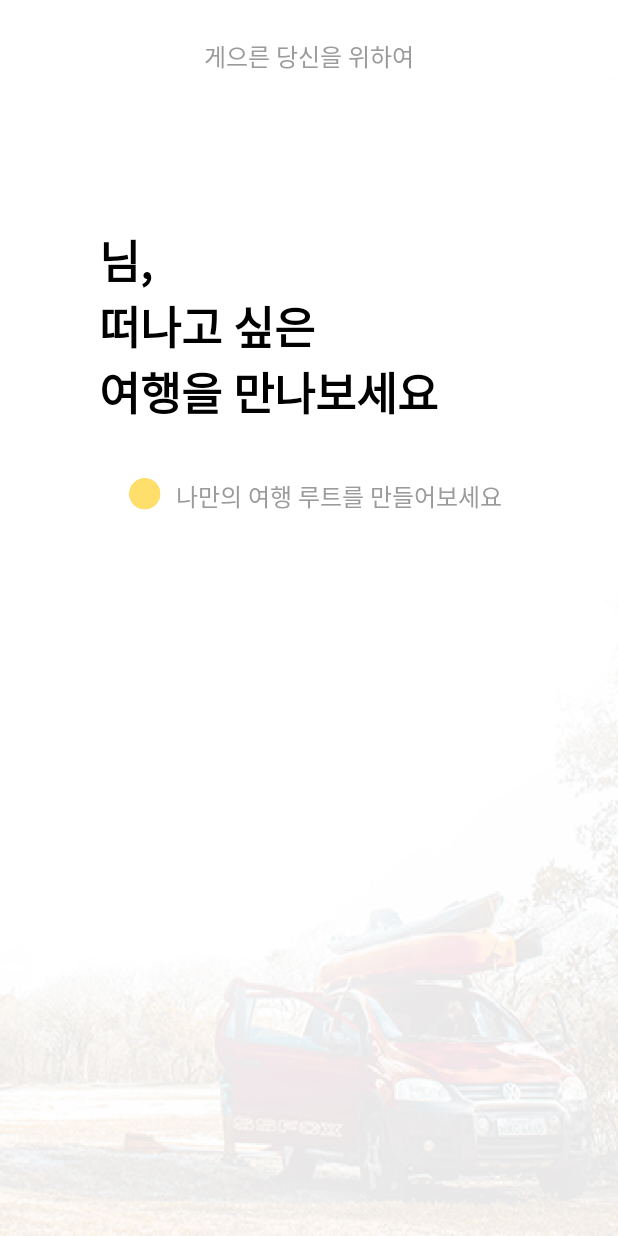
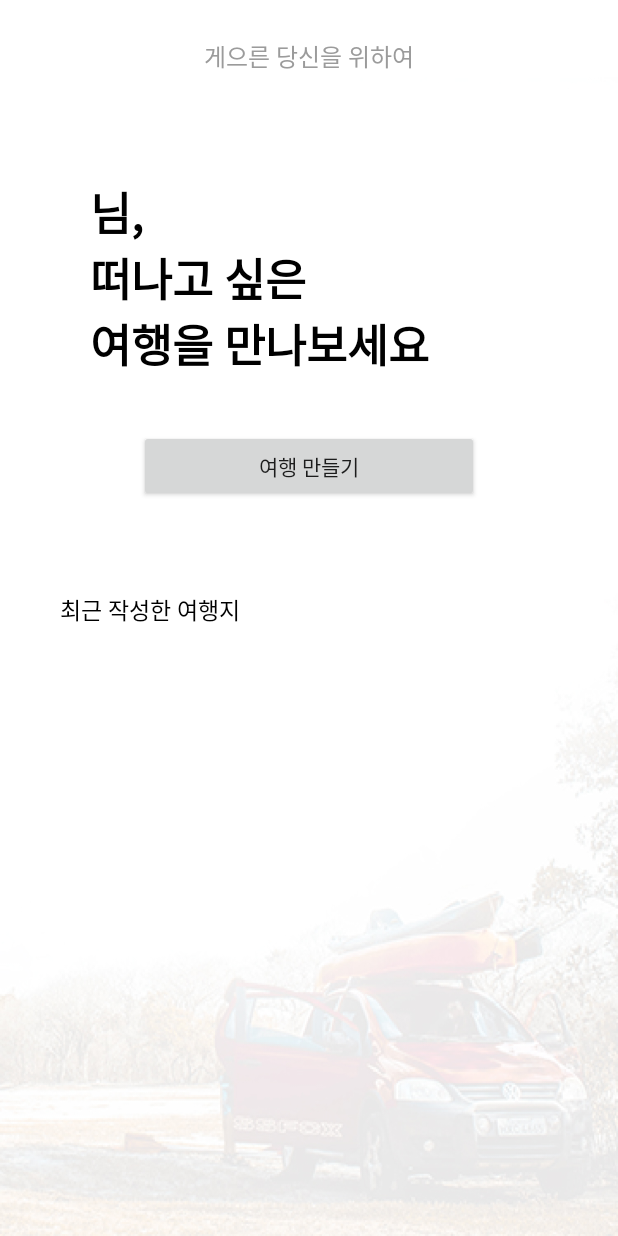
Before and after one commit to ohdoking/lazyTripperRemakeAndroid, an Android app: the layout activity_home.xml on its own in the app's theme, with its tools: preview values and no code run, on a phone screen of 412 x 824 dp. Run offline under Robolectric (Android 15) with nearby library versions, the phone set to English and light mode, and no system bars; Roboto replaces fonts that are not available here.

Commit message:
메인화면 수정, 날짜 정하는 거함

```diff
--- a/app/src/main/res/layout/activity_home.xml
+++ b/app/src/main/res/layout/activity_home.xml
@@ -26,40 +26,34 @@
         android:id="@+id/textView2"
         android:lines="4"
         android:textAlignment="inherit"
-        android:layout_marginTop="102dp"
+        android:layout_marginTop="70dp"
         android:textSize="30sp"
-        android:layout_marginLeft="66dp"
-        android:layout_marginRight="65dp"
+        android:layout_marginLeft="60dp"
+        android:layout_marginRight="60dp"
         android:textStyle="bold"
         android:textColor="#000000" />
 
-    <LinearLayout
-        android:id="@+id/nextPageBtn"
-        android:orientation="horizontal"
-        android:layout_width="match_parent"
+    <Button
+        android:id="@+id/btnMakeRoot"
+        android:layout_width="wrap_content"
         android:layout_height="wrap_content"
-        android:layout_marginLeft="20dp"
-        android:layout_marginRight="20dp">
-        <ImageView
-            android:layout_width="wrap_content"
-            android:layout_height="wrap_content"
-            app:srcCompat="@drawable/round_icon"
-            android:id="@+id/imageView"
-            android:layout_marginBottom="20dp"
-            android:layout_marginLeft="66dp" />
-        <TextView
-            android:text="나만의 여행 루트를 만들어보세요"
-            android:layout_width="wrap_content"
-            android:layout_height="wrap_content"
-            android:textSize="16sp"
-            android:id="@+id/textView3"
-            android:textAlignment="textStart"
-            android:layout_marginLeft="10dp"
-            android:textColor="#9b9b9b"
-            android:layout_marginBottom="20dp"
-            />
+        android:layout_gravity="center"
+        android:paddingLeft="80dp"
+        android:paddingRight="80dp"
+        android:layout_marginLeft="50dp"
+        android:layout_marginRight="50dp"
+        android:text="여행 만들기" />
+
+    <TextView
+        android:layout_width="wrap_content"
+        android:layout_height="wrap_content"
+        android:layout_marginLeft="40dp"
+        android:layout_marginRight="50dp"
+        android:layout_marginTop="60dp"
+        android:text="최근 작성한 여행지"
+        android:textAlignment="inherit"
+        android:textColor="#000000"
+        android:textSize="15sp" />
 
 
-    </LinearLayout>
-
 </LinearLayout>
--- a/build.gradle
+++ b/build.gradle
@@ -6,7 +6,7 @@ buildscript {
         mavenCentral()
     }
     dependencies {
-        classpath 'com.android.tools.build:gradle:2.3.0'
+        classpath 'com.android.tools.build:gradle:2.3.3'
         classpath 'com.google.gms:google-services:3.0.0'
 
         // NOTE: Do not place your application dependencies here; they belong
```
Also changed, not shown: app/src/main/java/com/yapp/lazitripper/views/DatePickActivity.java (+12 -69 lines), app/src/main/java/com/yapp/lazitripper/views/HomeActivity.java (+10 -15 lines), app/src/main/res/layout/activity_date_pick.xml (+35 -17 lines).
